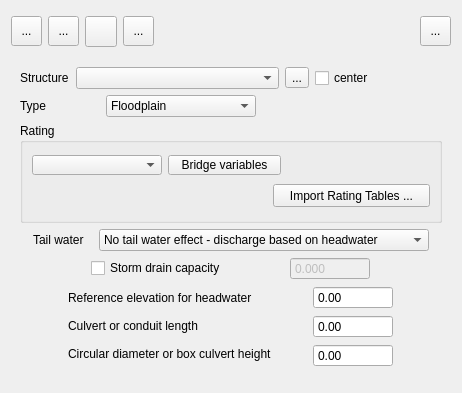
First picture: the form in flo2d/ui/struct_editor.ui, repository FLO-2DSoftware/qgis-flo-2d-plugin, before the edit.
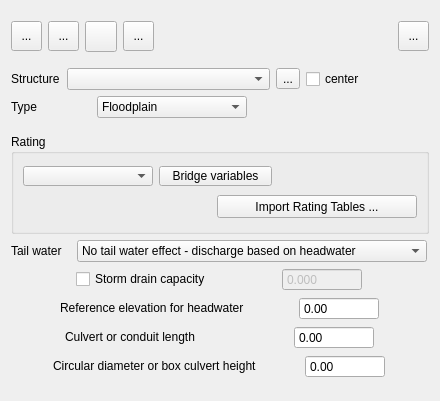
Second picture: the form after the edit. Icons and pictures are not drawn.

Commit message: Rearrange controls in several dialogs (.ui files) for high definition

Diff of the .ui file:
```diff
--- a/flo2d/ui/struct_editor.ui
+++ b/flo2d/ui/struct_editor.ui
@@ -6,8 +6,8 @@
    <rect>
     <x>0</x>
     <y>0</y>
-    <width>462</width>
-    <height>393</height>
+    <width>440</width>
+    <height>401</height>
    </rect>
   </property>
   <property name="sizePolicy">
@@ -25,7 +25,7 @@
   <property name="windowTitle">
    <string>FLO-2D Widget</string>
   </property>
-  <layout class="QGridLayout" name="gridLayout_15">
+  <layout class="QGridLayout" name="gridLayout">
    <item row="0" column="0">
     <layout class="QGridLayout" name="gridLayout_2">
      <property name="sizeConstraint">
@@ -183,33 +183,6 @@
     </layout>
    </item>
    <item row="1" column="0">
-    <widget class="QFrame" name="struct_frame">
-     <property name="sizePolicy">
-      <sizepolicy hsizetype="Fixed" vsizetype="Fixed">
-       <horstretch>0</horstretch>
-       <verstretch>0</verstretch>
-      </sizepolicy>
-     </property>
-     <property name="minimumSize">
-      <size>
-       <width>440</width>
-       <height>300</height>
-      </size>
-     </property>
-     <property name="maximumSize">
-      <size>
-       <width>440</width>
-       <height>16777215</height>
-      </size>
-     </property>
-     <property name="frameShape">
-      <enum>QFrame::NoFrame</enum>
-     </property>
-     <property name="frameShadow">
-      <enum>QFrame::Plain</enum>
-     </property>
-     <layout class="QGridLayout" name="gridLayout_11">
-      <item row="0" column="0">
        <layout class="QGridLayout" name="gridLayout_14">
         <property name="sizeConstraint">
          <enum>QLayout::SetFixedSize</enum>
@@ -357,7 +330,9 @@
         </item>
        </layout>
       </item>
-      <item row="1" column="0">
+   <item row="2" column="0">
+    <layout class="QVBoxLayout" name="verticalLayout_2">
+     <item>
        <widget class="QGroupBox" name="groupBox">
         <property name="sizePolicy">
          <sizepolicy hsizetype="Fixed" vsizetype="Fixed">
@@ -476,7 +451,7 @@
              </property>
              <property name="minimumSize">
               <size>
-               <width>157</width>
+              <width>200</width>
                <height>23</height>
               </size>
              </property>
@@ -497,17 +472,11 @@
         <zorder>horizontalSpacer_5</zorder>
        </widget>
       </item>
-      <item row="2" column="0">
-       <layout class="QGridLayout" name="gridLayout_9">
-        <property name="sizeConstraint">
-         <enum>QLayout::SetFixedSize</enum>
-        </property>
-        <item row="0" column="0">
-         <layout class="QGridLayout" name="gridLayout_7">
-          <property name="sizeConstraint">
-           <enum>QLayout::SetMaximumSize</enum>
-          </property>
-          <item row="0" column="0">
+     <item>
+      <layout class="QVBoxLayout" name="verticalLayout">
+       <item>
+        <layout class="QHBoxLayout" name="horizontalLayout">
+         <item>
            <widget class="QLabel" name="label_5">
             <property name="sizePolicy">
              <sizepolicy hsizetype="Fixed" vsizetype="Fixed">
@@ -532,7 +501,7 @@
             </property>
            </widget>
           </item>
-          <item row="0" column="1">
+         <item>
            <widget class="QComboBox" name="twater_effect_cbo">
             <property name="sizePolicy">
              <sizepolicy hsizetype="Fixed" vsizetype="Fixed">
@@ -542,7 +511,7 @@
             </property>
             <property name="minimumSize">
              <size>
-              <width>330</width>
+             <width>350</width>
               <height>20</height>
              </size>
             </property>
@@ -571,9 +540,9 @@
           </item>
          </layout>
         </item>
-        <item row="1" column="0">
-         <layout class="QGridLayout" name="gridLayout_5">
-          <item row="0" column="0">
+       <item>
+        <layout class="QHBoxLayout" name="horizontalLayout_2">
+         <item>
            <widget class="QCheckBox" name="stormdrain_chbox">
             <property name="sizePolicy">
              <sizepolicy hsizetype="Fixed" vsizetype="Fixed">
@@ -592,7 +561,7 @@
             </property>
            </widget>
           </item>
-          <item row="0" column="1">
+         <item>
            <widget class="QDoubleSpinBox" name="storm_drain_cap_sbox">
             <property name="enabled">
              <bool>false</bool>
@@ -631,14 +600,9 @@
           </item>
          </layout>
         </item>
-        <item row="2" column="0">
-         <layout class="QGridLayout" name="gridLayout_6">
-          <property name="sizeConstraint">
-           <enum>QLayout::SetFixedSize</enum>
-          </property>
-          <item row="0" column="0">
-           <layout class="QGridLayout" name="gridLayout_3">
-            <item row="0" column="0">
+       <item>
+        <layout class="QHBoxLayout" name="horizontalLayout_3">
+         <item>
              <widget class="QLabel" name="label_6">
               <property name="sizePolicy">
                <sizepolicy hsizetype="Fixed" vsizetype="Fixed">
@@ -657,49 +621,7 @@
               </property>
              </widget>
             </item>
-            <item row="1" column="0">
-             <widget class="QLabel" name="label_7">
-              <property name="sizePolicy">
-               <sizepolicy hsizetype="Fixed" vsizetype="Fixed">
-                <horstretch>0</horstretch>
-                <verstretch>0</verstretch>
-               </sizepolicy>
-              </property>
-              <property name="minimumSize">
-               <size>
-                <width>169</width>
-                <height>20</height>
-               </size>
-              </property>
-              <property name="text">
-               <string>Culvert or conduit length</string>
-              </property>
-             </widget>
-            </item>
-            <item row="2" column="0">
-             <widget class="QLabel" name="label_8">
-              <property name="sizePolicy">
-               <sizepolicy hsizetype="Fixed" vsizetype="Fixed">
-                <horstretch>0</horstretch>
-                <verstretch>0</verstretch>
-               </sizepolicy>
-              </property>
-              <property name="minimumSize">
-               <size>
-                <width>169</width>
-                <height>20</height>
-               </size>
-              </property>
-              <property name="text">
-               <string>Circular diameter or box culvert height</string>
-              </property>
-             </widget>
-            </item>
-           </layout>
-          </item>
-          <item row="0" column="1">
-           <layout class="QGridLayout" name="gridLayout">
-            <item row="0" column="0">
+         <item>
              <widget class="QDoubleSpinBox" name="ref_head_elev_sbox">
               <property name="sizePolicy">
                <sizepolicy hsizetype="Fixed" vsizetype="Fixed">
@@ -736,7 +658,30 @@
               </property>
              </widget>
             </item>
-            <item row="1" column="0">
+        </layout>
+       </item>
+       <item>
+        <layout class="QHBoxLayout" name="horizontalLayout_4">
+         <item>
+          <widget class="QLabel" name="label_7">
+           <property name="sizePolicy">
+            <sizepolicy hsizetype="Fixed" vsizetype="Fixed">
+             <horstretch>0</horstretch>
+             <verstretch>0</verstretch>
+            </sizepolicy>
+           </property>
+           <property name="minimumSize">
+            <size>
+             <width>169</width>
+             <height>20</height>
+            </size>
+           </property>
+           <property name="text">
+            <string>Culvert or conduit length</string>
+           </property>
+          </widget>
+         </item>
+         <item>
              <widget class="QDoubleSpinBox" name="culvert_len_sbox">
               <property name="sizePolicy">
                <sizepolicy hsizetype="Fixed" vsizetype="Fixed">
@@ -770,7 +715,30 @@
               </property>
              </widget>
             </item>
-            <item row="2" column="0">
+        </layout>
+       </item>
+       <item>
+        <layout class="QHBoxLayout" name="horizontalLayout_5">
+         <item>
+          <widget class="QLabel" name="label_8">
+           <property name="sizePolicy">
+            <sizepolicy hsizetype="Fixed" vsizetype="Fixed">
+             <horstretch>0</horstretch>
+             <verstretch>0</verstretch>
+            </sizepolicy>
+           </property>
+           <property name="minimumSize">
+            <size>
+             <width>169</width>
+             <height>20</height>
+            </size>
+           </property>
+           <property name="text">
+            <string>Circular diameter or box culvert height</string>
+           </property>
+          </widget>
+         </item>
+         <item>
              <widget class="QDoubleSpinBox" name="culvert_width_sbox">
               <property name="sizePolicy">
                <sizepolicy hsizetype="Fixed" vsizetype="Fixed">
@@ -812,9 +780,6 @@
       </item>
      </layout>
     </widget>
-   </item>
-  </layout>
- </widget>
  <resources/>
  <connections>
   <connection>
```
Left out of the diff: 45 changed lines with no effect on the pictures. Lines whose indentation alone changed are shown as unchanged. The commit also changes 5 other files.
